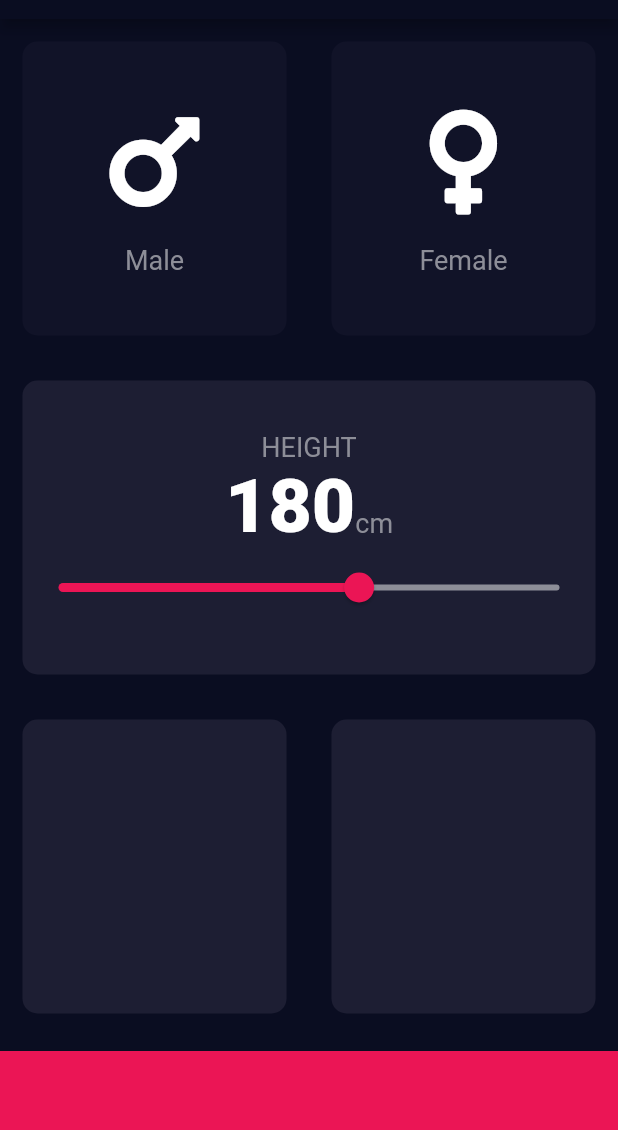
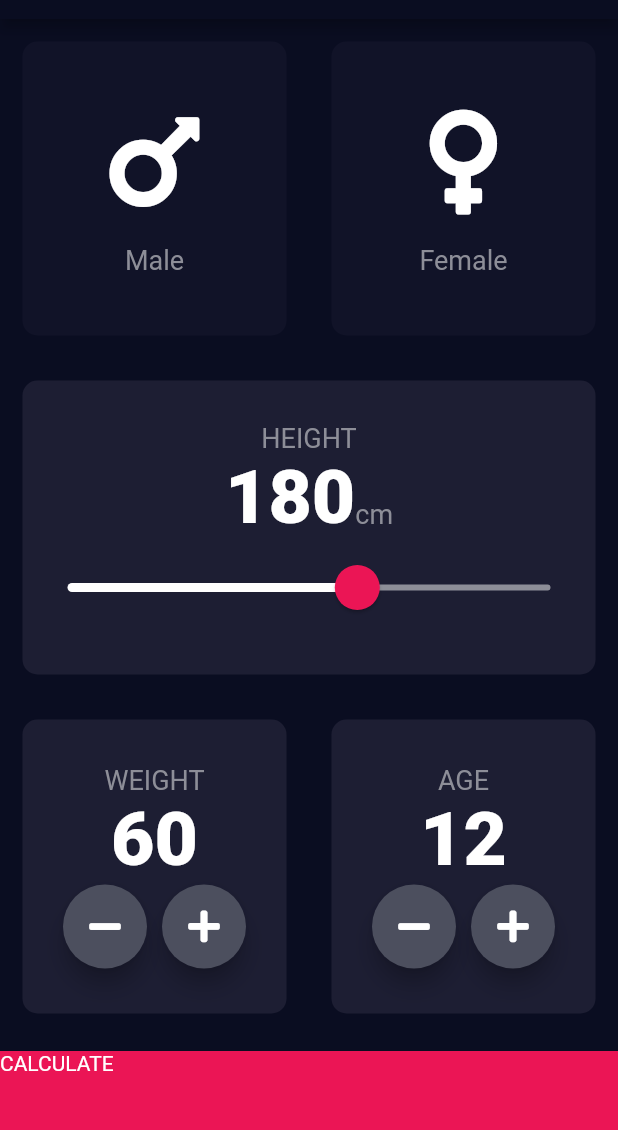
Before and after one commit to nischal08/bmi-calculator-flutter, a Flutter app: the screen it shows after launch, on a phone screen of 412 x 824 dp, the part 65-1195 px from its top. Run offline on Flutter 3.47's test engine with Material 2 defaults, Android fonts, the phone set to English and light mode, and no system bars; our stand-ins replace font_awesome_flutter.

```diff
--- a/lib/input_page.dart
+++ b/lib/input_page.dart
@@ -1,17 +1,16 @@
 import 'package:bmi_calculator/constants.dart';
+import 'package:bmi_calculator/results_page.dart';
 import 'package:flutter/cupertino.dart';
 import 'package:flutter/material.dart';
 import 'package:font_awesome_flutter/font_awesome_flutter.dart';
+
 import 'icon_content.dart';
 import 'reusable_card.dart';
 
-
-
-enum Gender{
+enum Gender {
   male,
   female,
 }
-
 
 class InputPage extends StatefulWidget {
   @override
@@ -20,7 +19,9 @@ class InputPage extends StatefulWidget {
 
 class _InputPageState extends State<InputPage> {
   Gender selectedGender;
-  int height=180;
+  int height = 180;
+  int weight = 60;
+  int age = 12;
   @override
   Widget build(BuildContext context) {
     return Scaffold(
@@ -28,9 +29,8 @@ class _InputPageState extends State<InputPage> {
         title: Text('BMI CALCULATOR'),
       ),
       body: Column(
-        crossAxisAlignment:CrossAxisAlignment.stretch,
+        crossAxisAlignment: CrossAxisAlignment.stretch,
         children: [
-
           Expanded(
             child: Row(
               children: [
@@ -56,7 +56,6 @@ class _InputPageState extends State<InputPage> {
                       setState(() {
                         selectedGender = Gender.female;
                       });
-
                     },
                     cardChild: IconContent(
                       icon: FontAwesomeIcons.venus,
@@ -74,29 +73,45 @@ class _InputPageState extends State<InputPage> {
             child: ReusableCard(
               cardChild: Column(
                 mainAxisAlignment: MainAxisAlignment.center,
-
                 children: [
-                  Text('HEIGHT',style: kLabelTextStyle),
+                  Text('HEIGHT', style: kLabelTextStyle),
                   Row(
                     textBaseline: TextBaseline.alphabetic,
                     mainAxisAlignment: MainAxisAlignment.center,
                     crossAxisAlignment: CrossAxisAlignment.baseline,
                     children: [
-                      Text(height.toString(),style: kNumberStyle,),
-                      Text("cm",style: kLabelTextStyle,),
+                      Text(
+                        height.toString(),
+                        style: kNumberStyle,
+                      ),
+                      Text(
+                        "cm",
+                        style: kLabelTextStyle,
+                      ),
                     ],
                   ),
-                  Slider(
+                  SliderTheme(
+                    data: SliderTheme.of(context).copyWith(
+                      inactiveTrackColor: Color(0xFF8D8E98),
+                      activeTrackColor: Colors.white,
+                      thumbColor: Color(0xFFEB1555),
+                      overlayColor: Color(0x1fEB1555),
+                      thumbShape: RoundSliderThumbShape(
+                        enabledThumbRadius: 15.0,
+                      ),
+                      overlayShape:
+                          RoundSliderOverlayShape(overlayRadius: 30.0),
+                    ),
+                    child: Slider(
                       value: height.toDouble(),
                       min: 120,
                       max: 220,
-                    activeColor: Color(0xffEB1555),
-                    inactiveColor: Color(0xFF8D8E98),
                       onChanged: (double newValue) {
                         setState(() {
-height=newValue.toInt();
+                          height = newValue.toInt();
                         });
                       },
+                    ),
                   ),
                 ],
               ),
@@ -108,23 +123,130 @@ height=newValue.toInt();
               children: [
                 Expanded(
                   child: ReusableCard(
+                    cardChild: Column(
+                      mainAxisAlignment: MainAxisAlignment.center,
+                      children: [
+                        Text(
+                          'WEIGHT',
+                          style: kLabelTextStyle,
+                        ),
+                        Text(
+                          weight.toString(),
+                          style: kNumberStyle,
+                        ),
+                        Row(
+                          mainAxisAlignment: MainAxisAlignment.center,
+                          children: [
+                            RoundIconButton(
+                              icon: FontAwesomeIcons.minus,
+                              onPressed: () {
+                                setState(() {
+                                  weight--;
+                                });
+                              },
+                            ),
+                            SizedBox(
+                              width: 10.0,
+                            ),
+                            RoundIconButton(
+                              icon: FontAwesomeIcons.plus,
+                              onPressed: () {
+                                setState(() {
+                                  weight++;
+                                });
+                              },
+                            ),
+                          ],
+                        ),
+                      ],
+                    ),
                     colour: kActiveCardColour,
                   ),
                 ),
                 Expanded(
-                  child: ReusableCard(colour: kActiveCardColour),
+                  child: ReusableCard(
+                    colour: kActiveCardColour,
+                    cardChild: Column(
+                      mainAxisAlignment: MainAxisAlignment.center,
+                      children: [
+                        Text(
+                          "AGE",
+                          style: kLabelTextStyle,
+                        ),
+                        Text(
+                          age.toString(),
+                          style: kNumberStyle,
+                        ),
+                        Row(
+                          mainAxisAlignment: MainAxisAlignment.center,
+                          children: [
+                            RoundIconButton(
+                              icon: FontAwesomeIcons.minus,
+                              onPressed: () {
+                                setState(() {
+                                  age--;
+                                });
+                              },
+                            ),
+                            SizedBox(
+                              width: 10.0,
+                            ),
+                            RoundIconButton(
+                              icon: FontAwesomeIcons.plus,
+                              onPressed: () {
+                                setState(() {
+                                  age++;
+                                });
+                              },
+                            ),
+                          ],
+                        )
+                      ],
+                    ),
+                  ),
                 ),
               ],
             ),
           ),
-          Container(
+          GestureDetector(
+            onTap: () {
+              Navigator.push(
+                context,
+                MaterialPageRoute(
+                  builder: (context) => ResultsPage(),
+                ),
+              );
+            },
+            child: Container(
+              child: Text('CALCULATE'),
               color: kBottomContainerColour,
               margin: EdgeInsets.only(top: 10),
               width: double.infinity,
               height: kBottomContainerHeight,
+            ),
           )
         ],
       ),
     );
   }
 }
+
+class RoundIconButton extends StatelessWidget {
+  RoundIconButton({@required this.icon, @required this.onPressed});
+  final Function onPressed;
+  final IconData icon;
+  @override
+  Widget build(BuildContext context) {
+    return RawMaterialButton(
+      child: Icon(icon),
+      onPressed: onPressed,
+      elevation: 6.0,
+      shape: CircleBorder(),
+      fillColor: Color(0xFF4C4F5E),
+      constraints: BoxConstraints.tightFor(
+        width: 56.0,
+        height: 56.0,
+      ),
+    );
+  }
+}
--- a/lib/main.dart
+++ b/lib/main.dart
@@ -7,7 +7,9 @@ class BMICalculator extends StatelessWidget {
   @override
   Widget build(BuildContext context) {
     return MaterialApp(
+
       theme: ThemeData.dark().copyWith(
+
         primaryColor: Color(0xFF0A0D21),
         scaffoldBackgroundColor: Color(0xFF0A0D21),
       ),
--- /dev/null
+++ b/lib/results_page.dart
@@ -0,0 +1,14 @@
+import 'package:flutter/cupertino.dart';
+import 'package:flutter/material.dart';
+
+class ResultsPage extends StatelessWidget {
+  @override
+  Widget build(BuildContext context) {
+    return Scaffold(
+      appBar: AppBar(
+        title: Text('BMI CALCULATOR'),
+      ),
+      body: Text('Hello'),
+    );
+  }
+}
```
Lines whose indentation alone changed are shown as unchanged.
